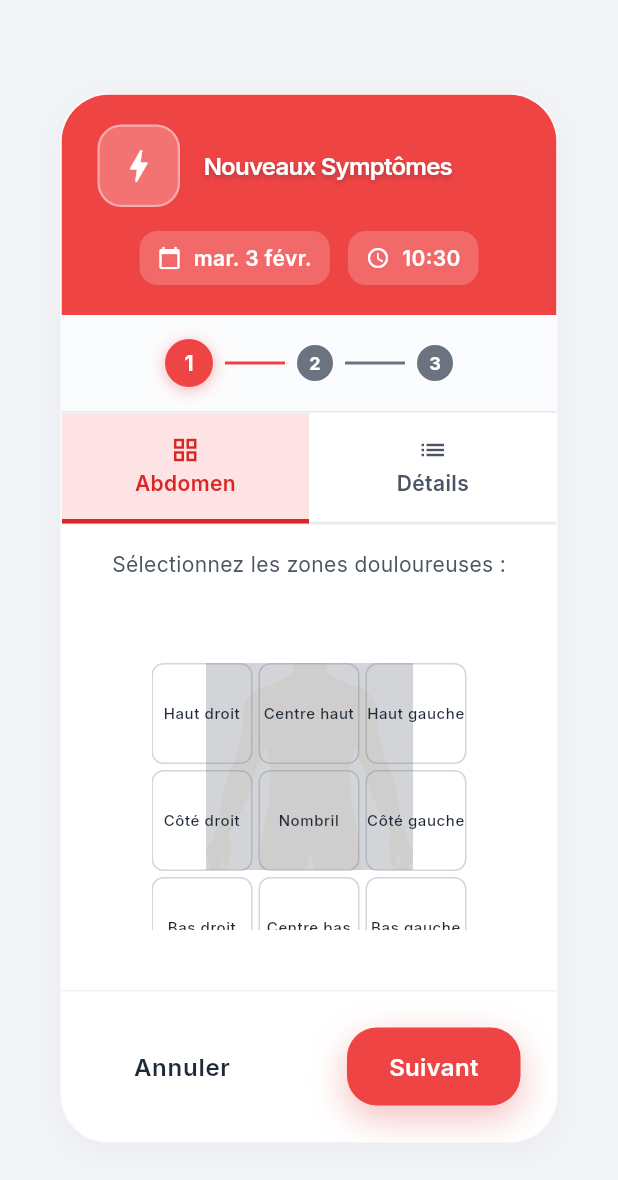
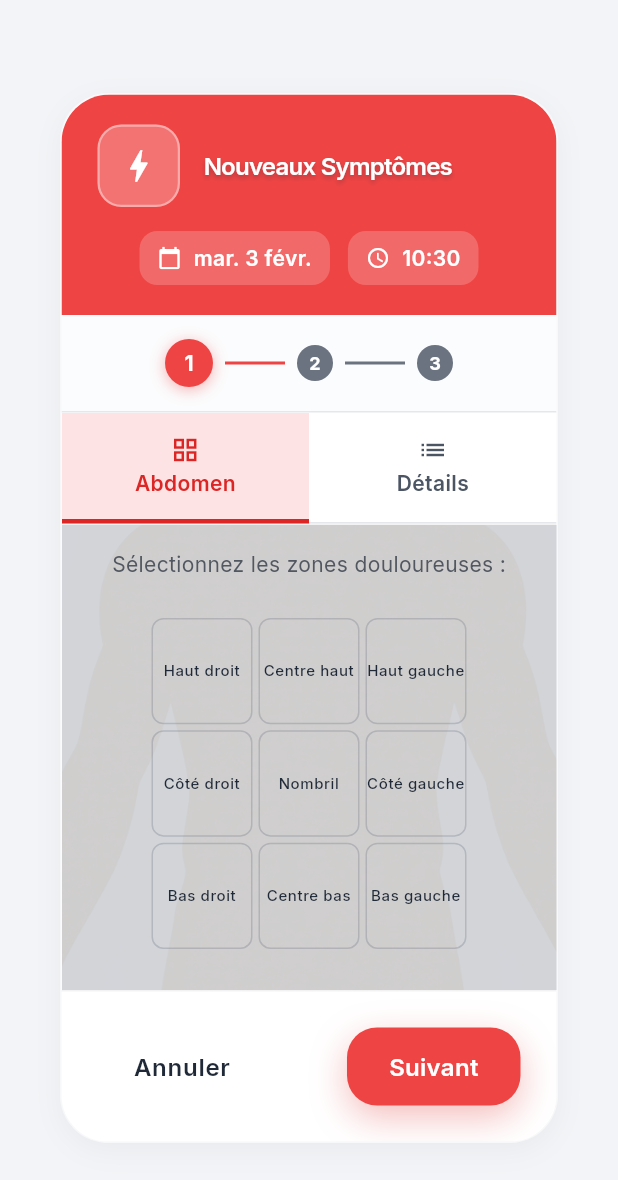
Before and after one commit to UniversalBuilder/crohnicles, a Flutter app: the SymptomEntryDialog widget shown alone on an empty page, opened directly, on a phone screen of 412 x 824 dp. Shown: the top 1180 px of the screen. Run offline on Flutter 3.47's test engine with Material 3 defaults, Android fonts, the phone set to English and light mode, and no system bars; our stand-ins replace dio, fl_chart, google_fonts, image_picker, pdf, printing and 6 more; missing offline and left inert: google_mlkit_barcode_scanning, mobile_scanner, tflite_flutter, workmanager; accounts and stored records are empty; statements that could not run were skipped; project files that could hold a hidden picture were left out.

Commit message:
feat: Adjust padding and scaling for abdomen image in symptom dialog

```diff
--- a/lib/symptom_dialog.dart
+++ b/lib/symptom_dialog.dart
@@ -420,11 +420,13 @@ class _SymptomEntryDialogState extends State<SymptomEntryDialog>
               Positioned.fill(
                 child: Padding(
                   padding: const EdgeInsets.only(
-                    left: 60,
-                    right: 60,
-                    top: 40,
-                    bottom: 80,
+                    left: 40,
+                    right: 40,
+                    top: 0,
+                    bottom: 40,
                   ),
+                  child: Transform.scale(
+                    scale: 2.0,
                     child: ColorFiltered(
                       colorFilter: brightness == Brightness.dark
                           ? const ColorFilter.matrix([
@@ -440,6 +442,8 @@ class _SymptomEntryDialogState extends State<SymptomEntryDialog>
                       child: Image.asset(
                         'assets/abdomen.png',
                         fit: BoxFit.contain,
+                        alignment: const Alignment(0, 0.3),
+                      ),
                     ),
                   ),
                 ),
@@ -447,14 +451,14 @@ class _SymptomEntryDialogState extends State<SymptomEntryDialog>
               // Clickable grid zones (simple squares)
               Padding(
                 padding:
-                    const EdgeInsets.symmetric(horizontal: 60, vertical: 40),
+                    const EdgeInsets.symmetric(horizontal: 60, vertical: 10),
                 child: GridView.builder(
                   physics: const NeverScrollableScrollPhysics(),
                   gridDelegate: const SliverGridDelegateWithFixedCrossAxisCount(
                     crossAxisCount: 3,
                     crossAxisSpacing: 4,
                     mainAxisSpacing: 4,
-                    childAspectRatio: 1.0,
+                    childAspectRatio: 0.95,
                   ),
                   itemCount: abdomenZones.length,
                   itemBuilder: (context, index) {
```
Lines whose indentation alone changed are shown as unchanged.
